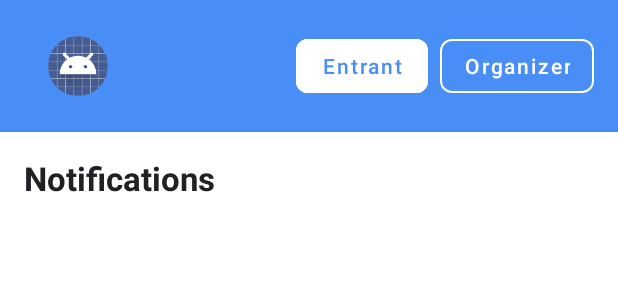
After one commit to CMPUT301f25Orchid/Project, an Android app: the layout fragment_notifications_entrant.xml on its own in the app's theme, with its tools: preview values and no code run, on a phone screen of 412 x 824 dp. The commit adds this screen. Shown: the top 300 px of the screen. Run offline under Robolectric (Android 15) with nearby library versions, the phone set to English and light mode, and no system bars.

Commit message:
Notifications first iteration

```diff
--- /dev/null
+++ b/FairDraw/app/src/main/res/drawable/cta_green_pill.xml
@@ -0,0 +1,6 @@
+<shape xmlns:android="http://schemas.android.com/apk/res/android" android:shape="rectangle">
+    <!-- green pill -->
+    <solid android:color="@color/cta_green"/>
+    <corners android:radius="18dp"/>
+    <padding android:left="14dp" android:top="6dp" android:right="14dp" android:bottom="6dp"/>
+</shape>
--- /dev/null
+++ b/FairDraw/app/src/main/res/drawable/cta_pill_red.xml
@@ -0,0 +1,5 @@
+<shape xmlns:android="http://schemas.android.com/apk/res/android" android:shape="rectangle">
+    <solid android:color="#E24D4D"/>
+    <corners android:radius="18dp"/>
+    <padding android:left="14dp" android:top="6dp" android:right="14dp" android:bottom="6dp"/>
+</shape>
--- /dev/null
+++ b/FairDraw/app/src/main/res/drawable/notification_card_lost.xml
@@ -0,0 +1,6 @@
+<shape xmlns:android="http://schemas.android.com/apk/res/android" android:shape="rectangle">
+    <!-- red card with blue stroke -->
+    <solid android:color="@color/card_red"/>
+    <stroke android:width="2dp" android:color="@color/brand_blue"/>
+    <corners android:radius="8dp"/>
+</shape>
--- /dev/null
+++ b/FairDraw/app/src/main/res/drawable/notification_card_wait_joined.xml
@@ -0,0 +1,5 @@
+<shape xmlns:android="http://schemas.android.com/apk/res/android" android:shape="rectangle">
+    <!-- blue card -->
+    <solid android:color="@color/card_blue"/>
+    <corners android:radius="8dp"/>
+</shape>
--- /dev/null
+++ b/FairDraw/app/src/main/res/drawable/notification_card_wait_left.xml
@@ -0,0 +1,5 @@
+<shape xmlns:android="http://schemas.android.com/apk/res/android" android:shape="rectangle">
+    <!-- gray card -->
+    <solid android:color="@color/card_gray"/>
+    <corners android:radius="8dp"/>
+</shape>
--- /dev/null
+++ b/FairDraw/app/src/main/res/drawable/notification_card_won.xml
@@ -0,0 +1,5 @@
+<shape xmlns:android="http://schemas.android.com/apk/res/android" android:shape="rectangle">
+    <solid android:color="@color/card_red"/>
+    <stroke android:width="2dp" android:color="@color/brand_blue"/>
+    <corners android:radius="8dp"/>
+</shape>
--- /dev/null
+++ b/FairDraw/app/src/main/res/layout/fragment_notifications_entrant.xml
@@ -0,0 +1,101 @@
+<?xml version="1.0" encoding="utf-8"?>
+<!-- Entrant notifications screen -->
+<androidx.coordinatorlayout.widget.CoordinatorLayout
+    xmlns:android="http://schemas.android.com/apk/res/android"
+    xmlns:app="http://schemas.android.com/apk/res-auto"
+    android:layout_width="match_parent"
+    android:layout_height="match_parent"
+    android:background="#FFFFFF">
+
+    <!-- Header (blue bar) -->
+    <com.google.android.material.appbar.MaterialToolbar
+        android:id="@+id/topBar"
+        android:layout_width="match_parent"
+        android:layout_height="88dp"
+        android:background="#488EF6"
+        app:title="">
+
+        <!-- Header row: user image (left) + role buttons (right) -->
+        <LinearLayout
+            android:layout_width="match_parent"
+            android:layout_height="match_parent"
+            android:paddingStart="16dp"
+            android:paddingEnd="16dp"
+            android:orientation="horizontal"
+            android:gravity="center_vertical">
+
+            <!-- User image -->
+            <com.google.android.material.imageview.ShapeableImageView
+                android:id="@+id/imgAvatar"
+                android:layout_width="40dp"
+                android:layout_height="40dp"
+                android:src="@android:drawable/sym_def_app_icon"
+                android:contentDescription="User image"
+                app:shapeAppearanceOverlay="@style/ShapeAppearance.Material3.Corner.Full"/>
+
+            <!-- Spacer -->
+            <View
+                android:layout_width="0dp"
+                android:layout_height="0dp"
+                android:layout_weight="1"/>
+
+            <!-- Entrant button (selected style: white) -->
+            <com.google.android.material.button.MaterialButton
+                android:id="@+id/btnEntrant"
+                style="@style/Widget.MaterialComponents.Button.OutlinedButton"
+                android:layout_width="wrap_content"
+                android:layout_height="wrap_content"
+                android:backgroundTint="#FFFFFF"
+                android:text="Entrant"
+                android:textAllCaps="false"
+                android:textColor="#488EF6"
+                app:cornerRadius="8dp"
+                app:strokeColor="#FFFFFF" />
+
+            <!-- Gap -->
+            <Space android:layout_width="8dp" android:layout_height="0dp"/>
+
+            <!-- Organizer button (inactive style: blue) -->
+            <com.google.android.material.button.MaterialButton
+                android:id="@+id/btnOrganizer"
+                style="@style/Widget.MaterialComponents.Button.OutlinedButton"
+                android:layout_width="wrap_content"
+                android:layout_height="wrap_content"
+                android:backgroundTint="#488EF6"
+                android:text="Organizer"
+                android:textAllCaps="false"
+                android:textColor="#FFFFFF"
+                app:cornerRadius="8dp"
+                app:strokeColor="#FFFFFF" />
+        </LinearLayout>
+    </com.google.android.material.appbar.MaterialToolbar>
+
+    <!-- Page content -->
+    <LinearLayout
+        android:layout_width="match_parent"
+        android:layout_height="match_parent"
+        android:orientation="vertical"
+        android:padding="16dp"
+        android:layout_marginTop="88dp">
+
+        <!-- Page title -->
+        <TextView
+            android:id="@+id/tvHeader"
+            android:layout_width="wrap_content"
+            android:layout_height="wrap_content"
+            android:text="Notifications"
+            android:textColor="#202124"
+            android:textStyle="bold"
+            android:textSize="22sp"
+            android:layout_marginBottom="12dp"/>
+
+        <!-- Notification list -->
+        <androidx.recyclerview.widget.RecyclerView
+            android:id="@+id/rvNotifications"
+            android:layout_width="match_parent"
+            android:layout_height="0dp"
+            android:layout_weight="1"
+            android:clipToPadding="false"
+            android:paddingBottom="72dp"/>
+    </LinearLayout>
+</androidx.coordinatorlayout.widget.CoordinatorLayout>
```
Also changed, not shown: FairDraw/app/src/main/res/layout/fragment_notifications_organizer.xml (added, +100 -0 lines), FairDraw/app/src/main/res/layout/item_notification_lost.xml (added, +37 -0 lines), FairDraw/app/src/main/res/layout/item_notification_replace.xml (added, +54 -0 lines), FairDraw/app/src/main/res/layout/item_notification_wait_left.xml (added, +37 -0 lines), FairDraw/app/src/main/res/layout/item_notification_won.xml (added, +58 -0 lines), FairDraw/app/src/main/res/layout/items_notification_wait_joined.xml (added, +37 -0 lines), FairDraw/app/src/main/res/values/colors.xml (+9 -0 lines).
